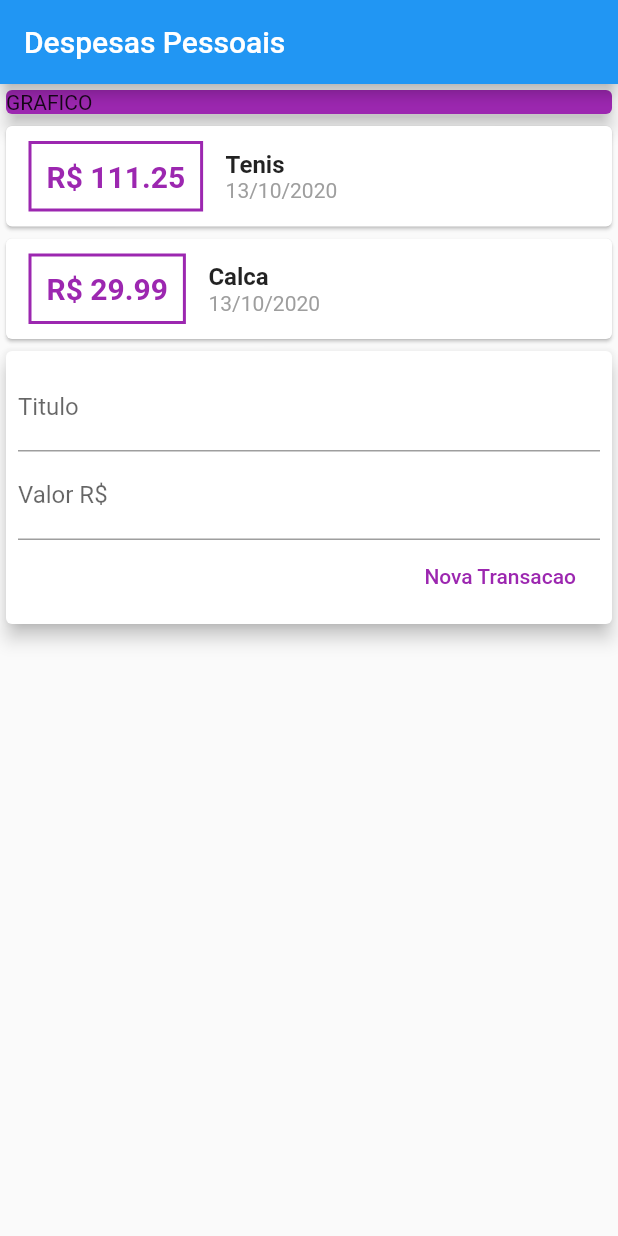
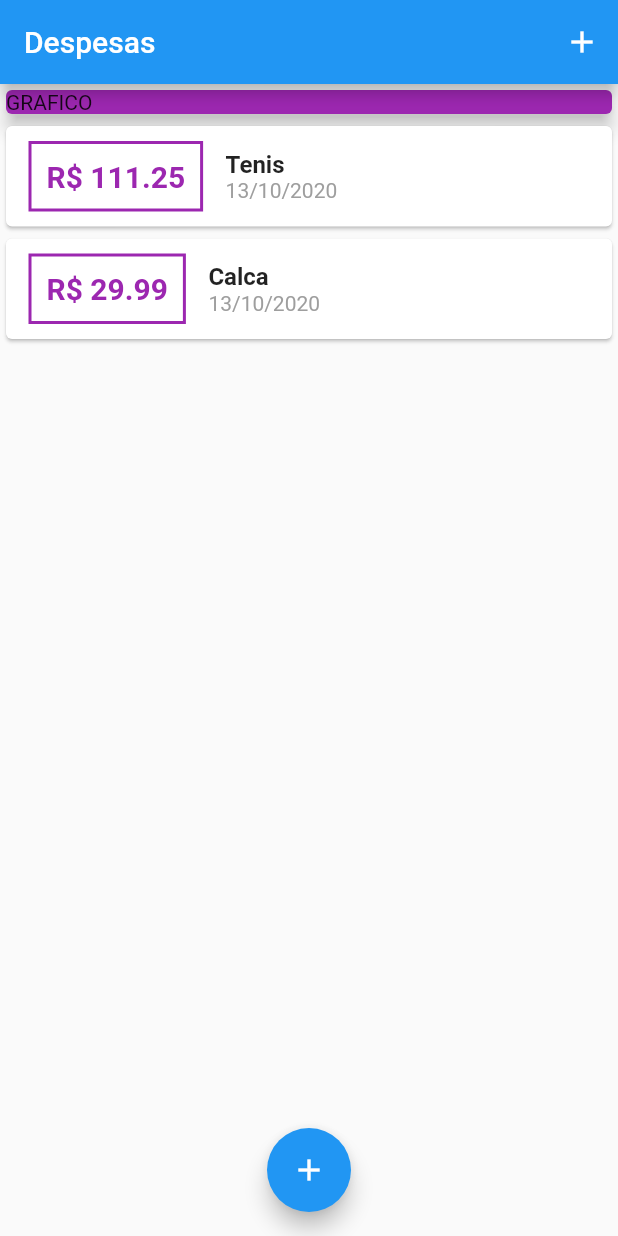
Before and after one commit to robertoalam/flutter-despesas, a Flutter app: the screen it shows after launch, on a phone screen of 412 x 824 dp. Run offline on Flutter 3.47's test engine with Material 2 defaults, Android fonts, the phone set to English and light mode, and no system bars.

Commit message:
parei na aula 102

```diff
--- a/lib/components/transaction_list.dart
+++ b/lib/components/transaction_list.dart
@@ -3,35 +3,36 @@ import 'package:intl/intl.dart';
 import '../models/transaction.dart';
 
 class TransactionList extends StatelessWidget {
+  final List<Transaction> transaction;
 
-    final List<Transaction> transaction;
+  TransactionList(this.transaction);
 
-    TransactionList( this.transaction );
-
-    @override
-    Widget build(BuildContext context) {
-      return Column(
-        children: transaction.map( (tr){
+  @override
+  Widget build(BuildContext context) {
+    return Container(
+      height: 346,
+      //height: MediaQuery.of(context).size.height,
+      child: ListView.builder(
+        itemCount: transaction.length,
+        itemBuilder: (context , index){
+          final tr = transaction[index];
           return Card(
             child: Row(
               children: [
                 Container(
-                  margin: EdgeInsets.symmetric(
-                      horizontal: 15,
-                      vertical: 10
-                  ),
+                  margin:
+                  EdgeInsets.symmetric(horizontal: 15, vertical: 10),
                   decoration: BoxDecoration(
                       border: Border.all(
                         color: Colors.purple,
                         width: 2,
-                      )
-                  ),
+                      )),
                   padding: EdgeInsets.all(10),
                   child: Text(
-                    "R\$ ${tr.value.toStringAsFixed(2)}" ,
+                    "R\$ ${tr.value.toStringAsFixed(2)}",
                     style: TextStyle(
-                      fontWeight: FontWeight.bold ,
-                      fontSize: 20 ,
+                      fontWeight: FontWeight.bold,
+                      fontSize: 20,
                       color: Colors.purple,
                     ),
                   ),
@@ -40,24 +41,21 @@ class TransactionList extends StatelessWidget {
                   crossAxisAlignment: CrossAxisAlignment.start,
                   children: [
                     Text(
-                      tr.title ,
+                      tr.title,
                       style: TextStyle(
-                          fontSize: 16 ,
-                          fontWeight: FontWeight.bold
-                      ),
+                          fontSize: 16, fontWeight: FontWeight.bold),
                     ),
                     Text(
-                      DateFormat('dd/MM/y').format( tr.date ) ,
-                      style: TextStyle(
-                          color: Colors.grey
-                      ),
+                      DateFormat('dd/MM/y').format(tr.date),
+                      style: TextStyle(color: Colors.grey),
                     )
                   ],
                 )
               ],
             ),
           );
-        }).toList(),
-      );
-    }
+        },
+      ),
+    );
+  }
 }
--- a/lib/components/transaction_user.dart
+++ /dev/null
@@ -1,52 +0,0 @@
-import 'dart:math';
-
-import 'package:flutter/material.dart';
-import 'package:flutter_despesas/components/transaction_form.dart';
-import 'package:flutter_despesas/components/transaction_list.dart';
-import 'package:flutter_despesas/models/transaction.dart';
-
-class TransactionUser extends StatefulWidget {
-  @override
-  _TransactionUserState createState() => _TransactionUserState();
-}
-
-class _TransactionUserState extends State<TransactionUser> {
-
-  final _transaction = [
-    Transaction(
-        id:'1',
-        title: 'Tenis',
-        value: 111.25 ,
-        date: DateTime.now()
-    ),
-    Transaction(
-        id:'2',
-        title: 'Calca',
-        value: 29.99 ,
-        date: DateTime.now()
-    ),
-  ];
-
-
-  _adicionarTransaction(String titulo , double valor){
-    final novaTransaction = new Transaction(
-        id: Random().nextDouble().toString(),
-        title: titulo,
-        value: valor,
-        date: DateTime.now()
-    );
-
-    setState(() {
-      _transaction.add(novaTransaction);
-    });
-  }
-  @override
-  Widget build(BuildContext context) {
-    return Column(
-      children: [
-        TransactionList(_transaction),
-        TransactionForm(),
-      ],
-    );
-  }
-}
--- a/lib/main.dart
+++ b/lib/main.dart
@@ -1,8 +1,8 @@
+import 'dart:math';
 import 'package:flutter/material.dart';
-import 'package:flutter_despesas/components/transaction_form.dart';
-import 'package:flutter_despesas/components/transaction_list.dart';
-import 'package:flutter_despesas/components/transaction_user.dart';
-import 'package:flutter_despesas/models/transaction.dart';
+import 'components/transaction_form.dart';
+import 'components/transaction_list.dart';
+import 'models/transaction.dart';
 
 main () => runApp( DespesasApp() );
 
@@ -15,12 +15,63 @@ class DespesasApp extends StatelessWidget {
   }
 }
 
-class homePage extends StatelessWidget {
+class homePage extends StatefulWidget {
+  @override
+  _homePageState createState() => _homePageState();
+}
+
+class _homePageState extends State<homePage> {
+
+  final _transaction = [
+    Transaction(
+        id:'1',
+        title: 'Tenis',
+        value: 111.25 ,
+        date: DateTime.now()
+    ),
+    Transaction(
+        id:'2',
+        title: 'Calca',
+        value: 29.99 ,
+        date: DateTime.now()
+    ),
+  ];
+
+  _adicionarTransaction(String titulo , double valor){
+    final novaTransaction = new Transaction(
+        id: Random().nextDouble().toString(),
+        title: titulo,
+        value: valor,
+        date: DateTime.now()
+    );
+
+    setState(() {
+      _transaction.add(novaTransaction);
+    });
+
+    Navigator.of(context).pop();
+  }
+
+  _openTransactionFormModal(BuildContext context){
+    showModalBottomSheet(
+        context: context,
+        builder: (_){
+          return TransactionForm( _adicionarTransaction );
+        }
+    );
+  }
+
   @override
   Widget build(BuildContext context) {
     return Scaffold(
       appBar: AppBar(
-        title: Text("Despesas Pessoais"),
+        title: Text("Despesas"),
+        actions: [
+          IconButton(
+              icon: Icon(Icons.add),
+              onPressed: () => _openTransactionFormModal(context),
+          )
+        ],
       ),
       body: Column(
         crossAxisAlignment: CrossAxisAlignment.stretch,
@@ -32,9 +83,15 @@ class homePage extends StatelessWidget {
               elevation: 5,
             ),
           ),
-          TransactionUser(),
+          TransactionList(_transaction),
+
         ],
       ),
+      floatingActionButton: FloatingActionButton(
+        onPressed: () => _openTransactionFormModal(context),
+        child: Icon(Icons.add),
+      ),
+      floatingActionButtonLocation: FloatingActionButtonLocation.centerFloat,
     );
   }
 }
```
Also changed, not shown: lib/components/transaction_form.dart (+25 -3 lines).
